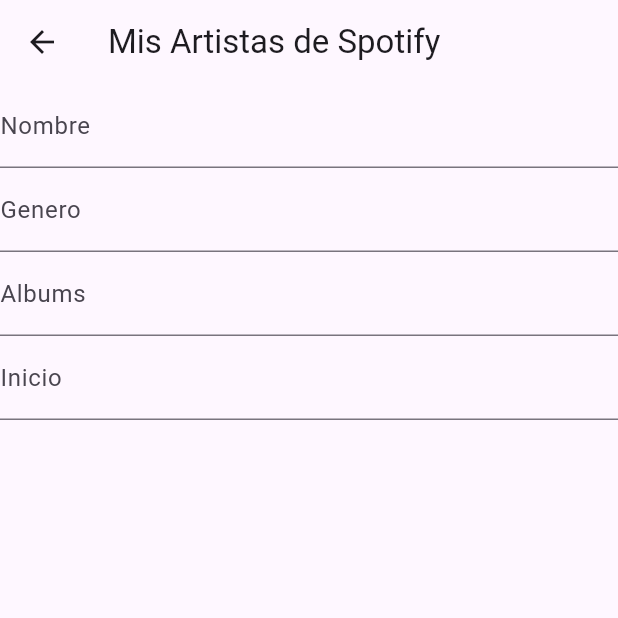
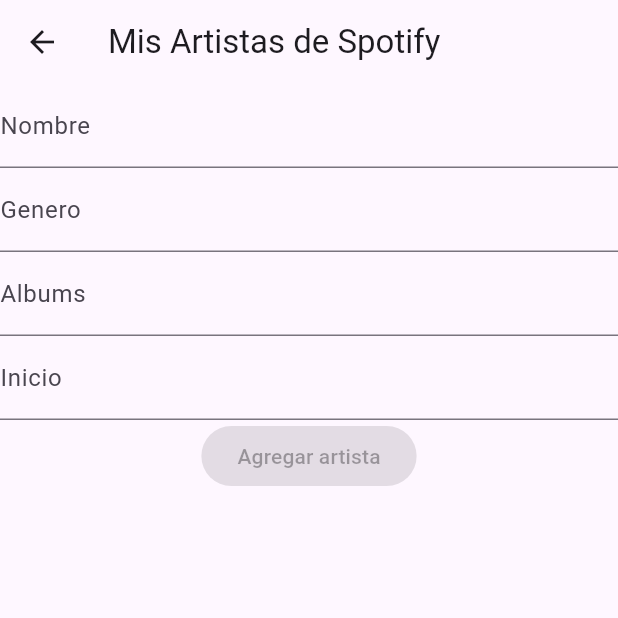
Before and after one commit to JJgithubUT/flutter_app_firebase_1, a Flutter app: the ArtistScreen screen opened directly, on a phone screen of 412 x 824 dp, the top half of it. Run offline on Flutter 3.47's test engine with Material 3 defaults, Android fonts, the phone set to English and light mode, and no system bars; our stand-ins replace cloud_firestore, firebase_core; accounts and stored records are empty.

Commit message:
10-3-25 2.2

```diff
--- a/lib/screens/artist_screen.dart
+++ b/lib/screens/artist_screen.dart
@@ -42,6 +42,24 @@
             controller: _inicioController,
             decoration: const InputDecoration(labelText: 'Inicio'),
           ),
+          ElevatedButton(
+            onPressed: null,
+            child: const Text('Agregar artista'),
+          ),
+          Expanded(
+            child: StreamBuilder(
+              stream: _cloudFirestoreService.getArtists('artistas'),
+              builder: (context, AsyncSnapshot<List<ArtistModel>> snapshot) {
+                if ( snapshot.hasError ) {
+                  print('Error al obtener artistas: ${ snapshot.error }');
+                  return Text('Error: ${ snapshot.error }');
+                }
+                if (snapshot.connectionState == ConnectionState.waiting) {
+                  return const CircularProgressIndicator();
+                }
+              },
+            ),
+          ),
         ],
       ),
     );
```
Also changed, not shown: lib/services/cloud_firestore_service.dart (+13 -0 lines).
